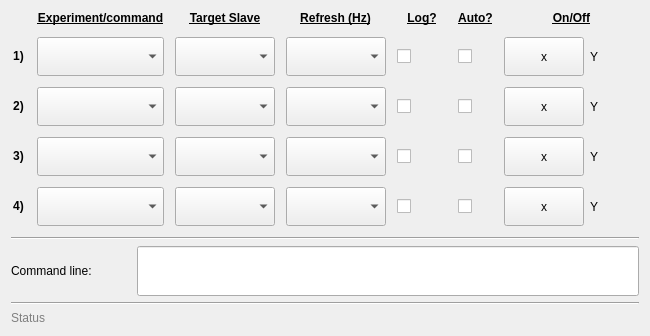
Qt form ui/w_slavecomm.ui (JFDuval/flexsea-plan) before a commit.
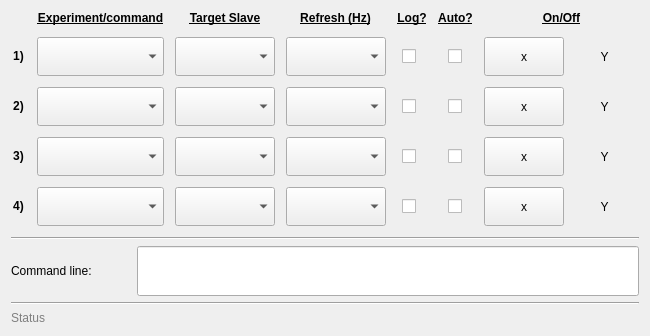
The same form after that commit.

Commit message: [UX] Some windows and widgets do not scale properly. No more whitespace and balanced scale-up between label and on/off button.

Diff of the .ui file:
```diff
--- a/ui/w_slavecomm.ui
+++ b/ui/w_slavecomm.ui
@@ -24,8 +24,8 @@
   </property>
   <property name="maximumSize">
    <size>
-    <width>800</width>
-    <height>500</height>
+    <width>20000</width>
+    <height>20000</height>
    </size>
   </property>
   <property name="baseSize">
@@ -40,6 +40,9 @@
   <layout class="QVBoxLayout" name="verticalLayout">
    <item>
     <layout class="QGridLayout" name="gridLayout">
+     <property name="sizeConstraint">
+      <enum>QLayout::SetDefaultConstraint</enum>
+     </property>
      <property name="spacing">
       <number>6</number>
      </property>
@@ -68,7 +71,7 @@
        </property>
       </widget>
      </item>
-     <item row="0" column="10">
+     <item row="0" column="10" alignment="Qt::AlignHCenter">
       <widget class="QLabel" name="label_11">
        <property name="minimumSize">
         <size>
@@ -137,7 +140,7 @@
        </property>
       </widget>
      </item>
-     <item row="4" column="10">
+     <item row="4" column="10" alignment="Qt::AlignHCenter">
       <widget class="QCheckBox" name="autoCheckBox2">
        <property name="text">
         <string/>
@@ -219,7 +222,7 @@
        </property>
       </widget>
      </item>
-     <item row="0" column="12" colspan="2">
+     <item row="0" column="12" colspan="2" alignment="Qt::AlignHCenter">
       <widget class="QLabel" name="label_8">
        <property name="minimumSize">
         <size>
@@ -235,7 +238,7 @@
        </property>
       </widget>
      </item>
-     <item row="2" column="8">
+     <item row="2" column="8" alignment="Qt::AlignHCenter">
       <widget class="QCheckBox" name="checkBoxLog1">
        <property name="sizePolicy">
         <sizepolicy hsizetype="Expanding" vsizetype="Expanding">
@@ -451,8 +454,8 @@
        </property>
        <property name="maximumSize">
         <size>
-         <width>100</width>
-         <height>100</height>
+         <width>150</width>
+         <height>150</height>
         </size>
        </property>
        <property name="baseSize">
@@ -541,7 +544,7 @@
        </property>
       </widget>
      </item>
-     <item row="6" column="8">
+     <item row="6" column="8" alignment="Qt::AlignHCenter">
       <widget class="QCheckBox" name="checkBoxLog3">
        <property name="sizePolicy">
         <sizepolicy hsizetype="Expanding" vsizetype="Expanding">
@@ -585,7 +588,7 @@
        </property>
       </spacer>
      </item>
-     <item row="4" column="8">
+     <item row="4" column="8" alignment="Qt::AlignHCenter">
       <widget class="QCheckBox" name="checkBoxLog2">
        <property name="sizePolicy">
         <sizepolicy hsizetype="Expanding" vsizetype="Expanding">
@@ -679,8 +682,8 @@
        </property>
        <property name="maximumSize">
         <size>
-         <width>100</width>
-         <height>100</height>
+         <width>150</width>
+         <height>150</height>
         </size>
        </property>
        <property name="baseSize">
@@ -725,7 +728,7 @@
        </property>
       </widget>
      </item>
-     <item row="8" column="8">
+     <item row="8" column="8" alignment="Qt::AlignHCenter">
       <widget class="QCheckBox" name="checkBoxLog4">
        <property name="sizePolicy">
         <sizepolicy hsizetype="Expanding" vsizetype="Expanding">
@@ -769,8 +772,8 @@
        </property>
        <property name="maximumSize">
         <size>
-         <width>100</width>
-         <height>100</height>
+         <width>150</width>
+         <height>150</height>
         </size>
        </property>
        <property name="baseSize">
@@ -785,6 +788,12 @@
        <property name="text">
         <string>Y</string>
        </property>
+       <property name="scaledContents">
+        <bool>false</bool>
+       </property>
+       <property name="alignment">
+        <set>Qt::AlignCenter</set>
+       </property>
       </widget>
      </item>
      <item row="6" column="12">
@@ -803,8 +812,8 @@
        </property>
        <property name="maximumSize">
         <size>
-         <width>100</width>
-         <height>100</height>
+         <width>150</width>
+         <height>150</height>
         </size>
        </property>
        <property name="baseSize">
@@ -865,8 +874,8 @@
        </property>
        <property name="maximumSize">
         <size>
-         <width>100</width>
-         <height>100</height>
+         <width>150</width>
+         <height>150</height>
         </size>
        </property>
        <property name="baseSize">
@@ -905,8 +914,8 @@
        </property>
        <property name="maximumSize">
         <size>
-         <width>100</width>
-         <height>100</height>
+         <width>150</width>
+         <height>150</height>
         </size>
        </property>
        <property name="baseSize">
@@ -921,16 +930,22 @@
        <property name="text">
         <string>Y</string>
        </property>
+       <property name="scaledContents">
+        <bool>false</bool>
+       </property>
+       <property name="alignment">
+        <set>Qt::AlignCenter</set>
+       </property>
       </widget>
      </item>
-     <item row="6" column="10">
+     <item row="6" column="10" alignment="Qt::AlignHCenter">
       <widget class="QCheckBox" name="autoCheckBox3">
        <property name="text">
         <string/>
        </property>
       </widget>
      </item>
-     <item row="2" column="10">
+     <item row="2" column="10" alignment="Qt::AlignHCenter">
       <widget class="QCheckBox" name="autoCheckBox1">
        <property name="text">
         <string/>
@@ -1040,8 +1055,8 @@
        </property>
        <property name="maximumSize">
         <size>
-         <width>100</width>
-         <height>100</height>
+         <width>150</width>
+         <height>150</height>
         </size>
        </property>
        <property name="baseSize">
@@ -1056,6 +1071,12 @@
        <property name="text">
         <string>Y</string>
        </property>
+       <property name="scaledContents">
+        <bool>false</bool>
+       </property>
+       <property name="alignment">
+        <set>Qt::AlignCenter</set>
+       </property>
       </widget>
      </item>
      <item row="2" column="0">
@@ -1089,7 +1110,7 @@
        </property>
       </widget>
      </item>
-     <item row="8" column="10">
+     <item row="8" column="10" alignment="Qt::AlignHCenter">
       <widget class="QCheckBox" name="autoCheckBox4">
        <property name="text">
         <string/>
@@ -1112,8 +1133,8 @@
        </property>
        <property name="maximumSize">
         <size>
-         <width>100</width>
-         <height>100</height>
+         <width>150</width>
+         <height>150</height>
         </size>
        </property>
        <property name="baseSize">
@@ -1128,9 +1149,15 @@
        <property name="text">
         <string>Y</string>
        </property>
+       <property name="scaledContents">
+        <bool>false</bool>
+       </property>
+       <property name="alignment">
+        <set>Qt::AlignCenter</set>
+       </property>
       </widget>
      </item>
-     <item row="0" column="8">
+     <item row="0" column="8" alignment="Qt::AlignHCenter">
       <widget class="QLabel" name="label_9">
        <property name="minimumSize">
         <size>
```
Left out of the diff: 22 changed lines with no effect on the pictures. The commit also changes 1 other file.
